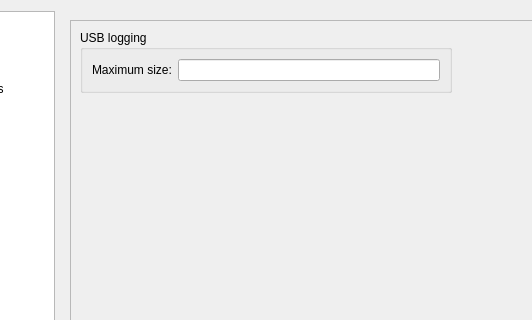
jankae/LibreVNA, file Software/PC_Application/LibreVNA-GUI/preferencesdialog.ui: the form before one commit; both pictures show x 136 to 668 and y 0 to 320 of the 989 by 632 pixel window.
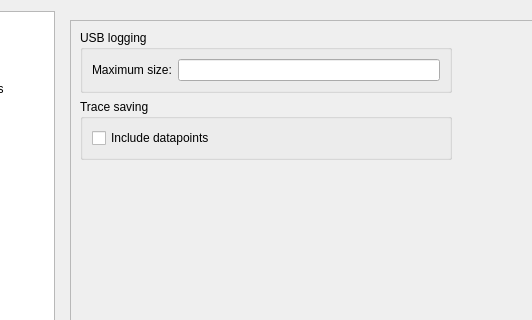
The form after the commit. Icons and pictures are not drawn. Custom widgets are drawn as their Qt base class.

Commit message: support saving of trace data in setup files

```diff
--- a/Software/PC_Application/LibreVNA-GUI/preferencesdialog.ui
+++ b/Software/PC_Application/LibreVNA-GUI/preferencesdialog.ui
@@ -1961,6 +1961,22 @@
                  </layout>
                 </widget>
                </item>
+               <item>
+                <widget class="QGroupBox" name="groupBox_24">
+                 <property name="title">
+                  <string>Trace saving</string>
+                 </property>
+                 <layout class="QVBoxLayout" name="verticalLayout_31">
+                  <item>
+                   <widget class="QCheckBox" name="DebugSaveTraceData">
+                    <property name="text">
+                     <string>Include datapoints</string>
+                    </property>
+                   </widget>
+                  </item>
+                 </layout>
+                </widget>
+               </item>
                <item>
                 <spacer name="verticalSpacer_9">
                  <property name="orientation">
```
Left out of the diff: 8 changed lines with no effect on the pictures. The commit also changes 10 other files.
